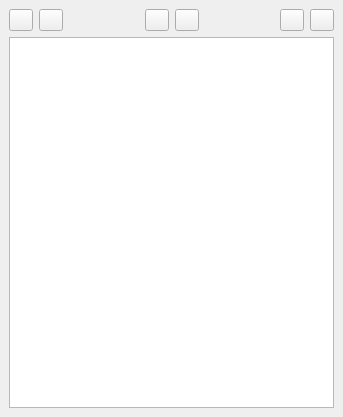
The window that app/ui/xsheet.ui (pencil2d/pencil) describes before a commit, drawn with Qt 5.
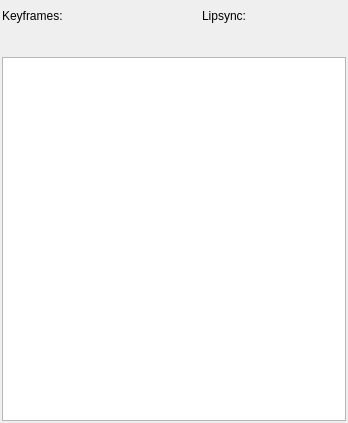
The same window after the commit. Icons and pictures are not drawn.

The edit to the form file:
```diff
--- a/app/ui/xsheet.ui
+++ b/app/ui/xsheet.ui
@@ -6,8 +6,8 @@
    <rect>
     <x>0</x>
     <y>0</y>
-    <width>343</width>
-    <height>417</height>
+    <width>348</width>
+    <height>423</height>
    </rect>
   </property>
   <property name="windowIcon">
@@ -21,7 +21,101 @@
    <string>Xsheet</string>
   </property>
   <widget class="QWidget" name="dockWidgetContents">
+   <layout class="QVBoxLayout" name="verticalLayout_3">
+    <property name="leftMargin">
+     <number>2</number>
+    </property>
+    <property name="rightMargin">
+     <number>2</number>
+    </property>
+    <property name="bottomMargin">
+     <number>2</number>
+    </property>
+    <item>
+     <layout class="QHBoxLayout" name="horizontalLayout_3">
+      <item>
+       <layout class="QVBoxLayout" name="verticalLayout_2">
+        <item>
+         <widget class="QLabel" name="label_2">
+          <property name="text">
+           <string>Keyframes:</string>
+          </property>
+         </widget>
+        </item>
+        <item>
+         <layout class="QHBoxLayout" name="horizontalLayout_2">
+          <item>
+           <widget class="QPushButton" name="btnAddFrame">
+            <property name="maximumSize">
+             <size>
+              <width>24</width>
+              <height>24</height>
+             </size>
+            </property>
+            <property name="toolTip">
+             <string>Add Keyframe</string>
+            </property>
+            <property name="text">
+             <string/>
+            </property>
+            <property name="icon">
+             <iconset resource="../data/app.qrc">
+              <normaloff>:/icons/add.png</normaloff>:/icons/add.png</iconset>
+            </property>
+            <property name="flat">
+             <bool>true</bool>
+            </property>
+           </widget>
+          </item>
+          <item>
+           <widget class="QPushButton" name="btnDeleteFrame">
+            <property name="maximumSize">
+             <size>
+              <width>24</width>
+              <height>24</height>
+             </size>
+            </property>
+            <property name="toolTip">
+             <string>Erase Keyframe or Lipsync</string>
+            </property>
+            <property name="text">
+             <string/>
+            </property>
+            <property name="icon">
+             <iconset resource="../data/app.qrc">
+              <normaloff>:/icons/remove.png</normaloff>:/icons/remove.png</iconset>
+            </property>
+            <property name="flat">
+             <bool>true</bool>
+            </property>
+           </widget>
+          </item>
+         </layout>
+        </item>
+       </layout>
+      </item>
+      <item>
+       <spacer name="horizontalSpacer_2">
+        <property name="orientation">
+         <enum>Qt::Horizontal</enum>
+        </property>
+        <property name="sizeHint" stdset="0">
+         <size>
+          <width>40</width>
+          <height>20</height>
+         </size>
+        </property>
+       </spacer>
+      </item>
+      <item>
    <layout class="QVBoxLayout" name="verticalLayout">
+        <item>
+         <widget class="QLabel" name="label">
+          <property name="text">
+           <string>Lipsync:</string>
+          </property>
+         </widget>
+        </item>
     <item>
      <layout class="QHBoxLayout" name="horizontalLayout">
       <item>
@@ -42,6 +136,9 @@
          <iconset resource="../data/app.qrc">
           <normaloff>:/icons/save.png</normaloff>:/icons/save.png</iconset>
         </property>
+            <property name="flat">
+             <bool>true</bool>
+            </property>
        </widget>
       </item>
       <item>
@@ -62,40 +159,13 @@
          <iconset resource="../data/app.qrc">
           <normaloff>:/icons/open.png</normaloff>:/icons/open.png</iconset>
         </property>
-       </widget>
-      </item>
-      <item>
-       <spacer name="horizontalSpacer">
-        <property name="orientation">
-         <enum>Qt::Horizontal</enum>
-        </property>
-        <property name="sizeHint" stdset="0">
-         <size>
-          <width>40</width>
-          <height>20</height>
-         </size>
-        </property>
-       </spacer>
-      </item>
-      <item>
-       <widget class="QPushButton" name="btnAddFrame">
-        <property name="maximumSize">
-         <size>
-          <width>24</width>
-          <height>24</height>
-         </size>
-        </property>
-        <property name="text">
-         <string/>
-        </property>
-        <property name="icon">
-         <iconset resource="../data/app.qrc">
-          <normaloff>:/icons/add.png</normaloff>:/icons/add.png</iconset>
-        </property>
+            <property name="flat">
+             <bool>true</bool>
+            </property>
        </widget>
       </item>
       <item>
-       <widget class="QPushButton" name="btnDeleteFrame">
+           <widget class="QPushButton" name="btnSaveCsv">
         <property name="maximumSize">
          <size>
           <width>24</width>
@@ -110,40 +180,10 @@
         </property>
         <property name="icon">
          <iconset resource="../data/app.qrc">
-          <normaloff>:/icons/remove.png</normaloff>:/icons/remove.png</iconset>
-        </property>
-       </widget>
-      </item>
-      <item>
-       <spacer name="horizontalSpacer_2">
-        <property name="orientation">
-         <enum>Qt::Horizontal</enum>
-        </property>
-        <property name="sizeHint" stdset="0">
-         <size>
-          <width>40</width>
-          <height>20</height>
-         </size>
-        </property>
-       </spacer>
-      </item>
-      <item>
-       <widget class="QPushButton" name="btnNoPapa">
-        <property name="maximumSize">
-         <size>
-          <width>24</width>
-          <height>24</height>
-         </size>
-        </property>
-        <property name="toolTip">
-         <string>Delete Lipsync column</string>
-        </property>
-        <property name="text">
-         <string/>
-        </property>
-        <property name="icon">
-         <iconset resource="../data/app.qrc">
-          <normaloff>:/icons/papagayoNo.png</normaloff>:/icons/papagayoNo.png</iconset>
+              <normaloff>:/icons/savecsv.png</normaloff>:/icons/savecsv.png</iconset>
+            </property>
+            <property name="flat">
+             <bool>true</bool>
         </property>
        </widget>
       </item>
@@ -165,7 +205,37 @@
          <iconset resource="../data/app.qrc">
           <normaloff>:/icons/papagayo.png</normaloff>:/icons/papagayo.png</iconset>
         </property>
-       </widget>
+            <property name="flat">
+             <bool>true</bool>
+            </property>
+           </widget>
+          </item>
+          <item>
+           <widget class="QPushButton" name="btnNoPapa">
+            <property name="maximumSize">
+             <size>
+              <width>24</width>
+              <height>24</height>
+             </size>
+            </property>
+            <property name="toolTip">
+             <string>Delete Lipsync column info</string>
+            </property>
+            <property name="text">
+             <string/>
+            </property>
+            <property name="icon">
+             <iconset resource="../data/app.qrc">
+              <normaloff>:/icons/papagayoNo.png</normaloff>:/icons/papagayoNo.png</iconset>
+            </property>
+            <property name="flat">
+             <bool>true</bool>
+            </property>
+           </widget>
+          </item>
+         </layout>
+        </item>
+       </layout>
       </item>
      </layout>
     </item>
```
Left out of the diff: 2 changed lines with no effect on the pictures. Lines whose indentation alone changed are shown as unchanged.
